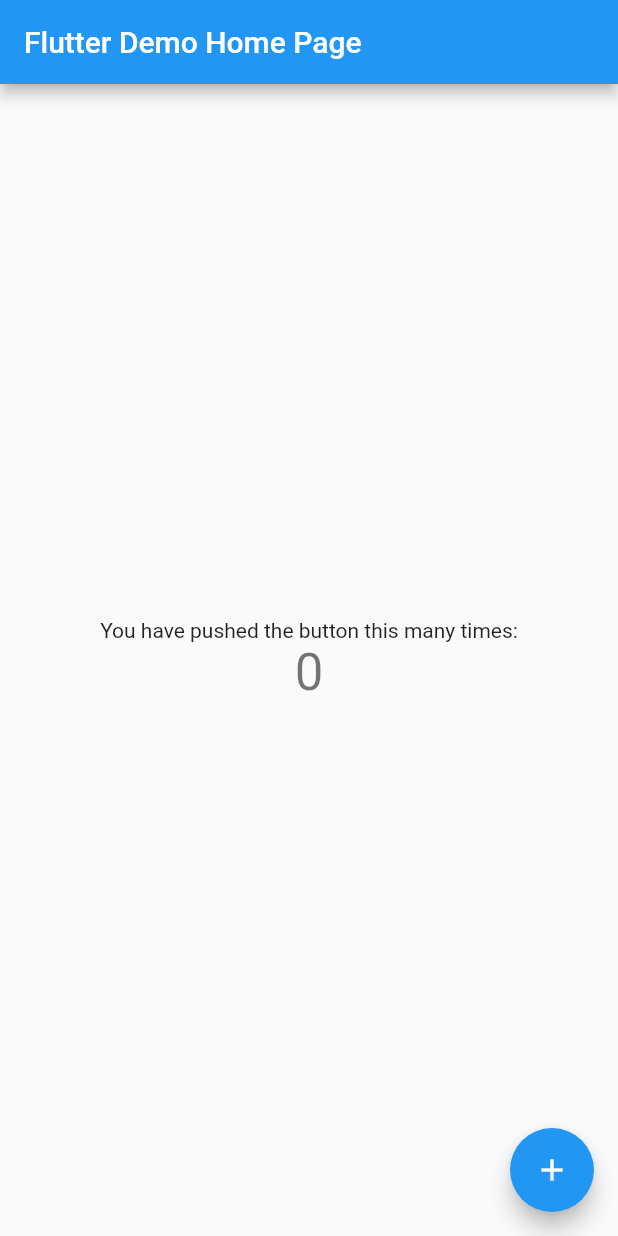
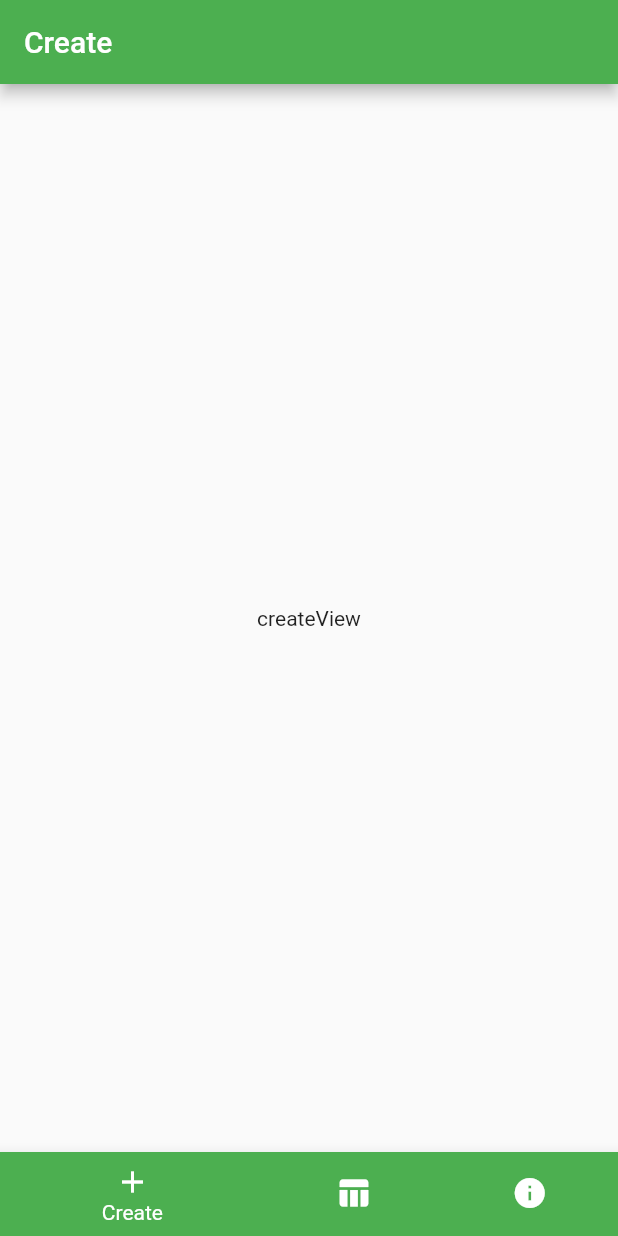
Before and after one commit to nejdetkadir/flutter-budget-calculator, a Flutter app: the screen it shows after launch, on a phone screen of 412 x 824 dp. Run offline on Flutter 3.47's test engine with Material 2 defaults, Android fonts, the phone set to English and light mode, and no system bars.

```diff
--- a/lib/main.dart
+++ b/lib/main.dart
@@ -1,117 +1,91 @@
 import 'package:flutter/material.dart';
+import 'package:budget_calculator/shared/bottom-nav-bar.dart';
 
 void main() {
   runApp(MyApp());
 }
 
 class MyApp extends StatelessWidget {
-  // This widget is the root of your application.
   @override
   Widget build(BuildContext context) {
     return MaterialApp(
-      title: 'Flutter Demo',
-      theme: ThemeData(
-        // This is the theme of your application.
-        //
-        // Try running your application with "flutter run". You'll see the
-        // application has a blue toolbar. Then, without quitting the app, try
-        // changing the primarySwatch below to Colors.green and then invoke
-        // "hot reload" (press "r" in the console where you ran "flutter run",
-        // or simply save your changes to "hot reload" in a Flutter IDE).
-        // Notice that the counter didn't reset back to zero; the application
-        // is not restarted.
-        primarySwatch: Colors.blue,
-        // This makes the visual density adapt to the platform that you run
-        // the app on. For desktop platforms, the controls will be smaller and
-        // closer together (more dense) than on mobile platforms.
-        visualDensity: VisualDensity.adaptivePlatformDensity,
-      ),
-      home: MyHomePage(title: 'Flutter Demo Home Page'),
+      debugShowCheckedModeBanner: false,
+      title: 'Budget Calculator',
+      home: MyHomePage(),
     );
   }
 }
 
 class MyHomePage extends StatefulWidget {
-  MyHomePage({Key key, this.title}) : super(key: key);
-
-  // This widget is the home page of your application. It is stateful, meaning
-  // that it has a State object (defined below) that contains fields that affect
-  // how it looks.
-
-  // This class is the configuration for the state. It holds the values (in this
-  // case the title) provided by the parent (in this case the App widget) and
-  // used by the build method of the State. Fields in a Widget subclass are
-  // always marked "final".
-
-  final String title;
-
   @override
   _MyHomePageState createState() => _MyHomePageState();
 }
 
 class _MyHomePageState extends State<MyHomePage> {
-  int _counter = 0;
+  int currentIndex = 0;
+  List<Widget> pages;
+  List<Color> colors;
+  List<String> titles;
 
-  void _incrementCounter() {
-    setState(() {
-      // This call to setState tells the Flutter framework that something has
-      // changed in this State, which causes it to rerun the build method below
-      // so that the display can reflect the updated values. If we changed
-      // _counter without calling setState(), then the build method would not be
-      // called again, and so nothing would appear to happen.
-      _counter++;
-    });
+  @override
+  void initState() {
+    super.initState();
+    pages = [createView(), dataTableView(), detailsView()];
+    colors = [Colors.green, Colors.yellow.shade900, Colors.brown];
+    titles = ["Create", "Data Table", "Details"];
   }
 
   @override
   Widget build(BuildContext context) {
-    // This method is rerun every time setState is called, for instance as done
-    // by the _incrementCounter method above.
-    //
-    // The Flutter framework has been optimized to make rerunning build methods
-    // fast, so that you can just rebuild anything that needs updating rather
-    // than having to individually change instances of widgets.
     return Scaffold(
       appBar: AppBar(
-        // Here we take the value from the MyHomePage object that was created by
-        // the App.build method, and use it to set our appbar title.
-        title: Text(widget.title),
+        backgroundColor: colors[currentIndex],
+        title: Text(titles[currentIndex]),
       ),
-      body: Center(
-        // Center is a layout widget. It takes a single child and positions it
-        // in the middle of the parent.
-        child: Column(
-          // Column is also a layout widget. It takes a list of children and
-          // arranges them vertically. By default, it sizes itself to fit its
-          // children horizontally, and tries to be as tall as its parent.
-          //
-          // Invoke "debug painting" (press "p" in the console, choose the
-          // "Toggle Debug Paint" action from the Flutter Inspector in Android
-          // Studio, or the "Toggle Debug Paint" command in Visual Studio Code)
-          // to see the wireframe for each widget.
-          //
-          // Column has various properties to control how it sizes itself and
-          // how it positions its children. Here we use mainAxisAlignment to
-          // center the children vertically; the main axis here is the vertical
-          // axis because Columns are vertical (the cross axis would be
-          // horizontal).
-          mainAxisAlignment: MainAxisAlignment.center,
-          children: <Widget>[
-            Text(
-              'You have pushed the button this many times:',
-            ),
-            Text(
-              '$_counter',
-              style: Theme.of(context).textTheme.headline4,
-            ),
-          ],
-        ),
+      body: pages[currentIndex],
+      bottomNavigationBar: BottomNavigationBar(
+        items: [
+          BottomNavigationBarItem(
+            icon: Icon(Icons.add),
+            label: titles[currentIndex],
+            backgroundColor: Colors.green,
+          ),
+          BottomNavigationBarItem(
+            icon: Icon(Icons.table_chart),
+            label: titles[currentIndex],
+            backgroundColor: Colors.yellow.shade900,
+          ),
+          BottomNavigationBarItem(
+              icon: Icon(Icons.info),
+              label: titles[currentIndex],
+              backgroundColor: Colors.brown)
+        ],
+        type: BottomNavigationBarType.shifting,
+        currentIndex: currentIndex,
+        onTap: (value) {
+          setState(() {
+            currentIndex = value;
+          });
+        },
       ),
-      floatingActionButton: FloatingActionButton(
-        onPressed: _incrementCounter,
-        tooltip: 'Increment',
-        child: Icon(Icons.add),
-      ), // This trailing comma makes auto-formatting nicer for build methods.
+    );
+  }
+
+  createView() {
+    return Center(
+      child: Text("createView"),
+    );
+  }
+
+  dataTableView() {
+    return Center(
+      child: Text("dataTableView"),
+    );
+  }
+
+  detailsView() {
+    return Center(
+      child: Text("detailsView"),
     );
   }
 }
```
Also changed, not shown: doc/cover.gif (added), 2 other files.
